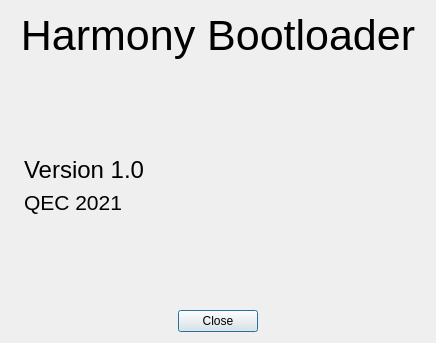
First picture: the form in aboutdialog.ui, repository bemcgarvey/HarmonyBootloader, before the edit.
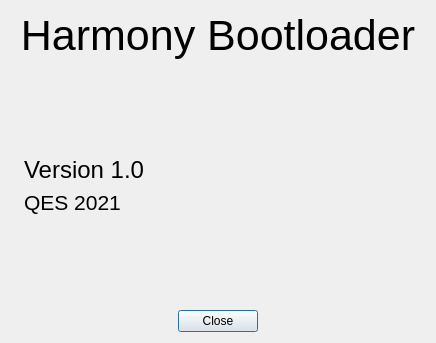
Second picture: the form after the edit. Icons and pictures are not drawn.

Commit message: Fixed default vid, pid  and About text

```diff
--- a/aboutdialog.ui
+++ b/aboutdialog.ui
@@ -85,7 +85,7 @@
           </font>
          </property>
          <property name="text">
-          <string>QEC 2021</string>
+          <string>QES 2021</string>
          </property>
         </widget>
        </item>
```
The commit also changes 1 other file.
